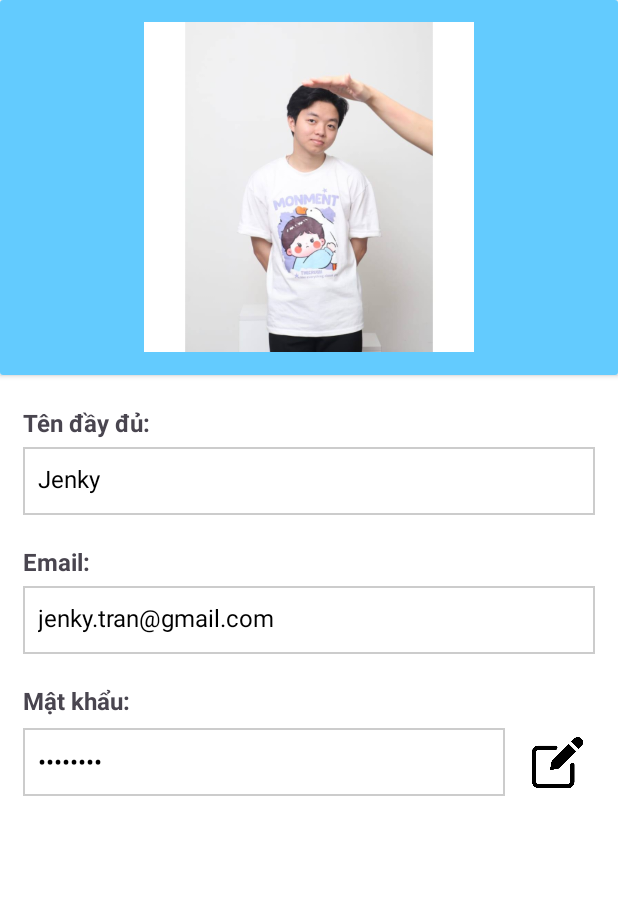
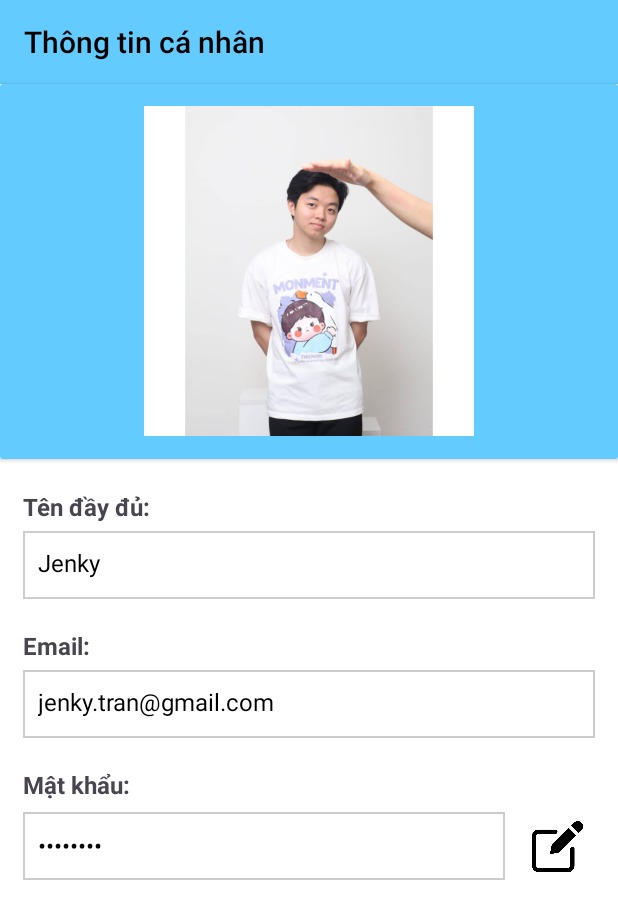
Before and after one commit to MinhPhambk/AwakeDrive_v3, an Android app: the layout activity_profile.xml on its own in the app's theme, with its tools: preview values and no code run, on a phone screen of 412 x 824 dp. Shown: the top 919 px of the screen. Run offline under Robolectric (Android 15) with nearby library versions, the phone set to English and light mode, and no system bars.

Commit message:
push code

```diff
--- a/mobile_app/app/src/main/java/com/example/brainwave/fragment/AccountFragment.java
+++ b/mobile_app/app/src/main/java/com/example/brainwave/fragment/AccountFragment.java
@@ -68,7 +68,7 @@ public class AccountFragment extends Fragment {
         });
         line_support.setOnClickListener(v -> {
             Intent intent = new Intent(Intent.ACTION_SENDTO);
-            intent.setData(Uri.parse("mailto:tdungvippro112@gmail.com"));
+            intent.setData(Uri.parse("mailto:neuralofthings@gmail.com?subject=Góp ý về sản phẩm Awake Drive"));
             startActivity(Intent.createChooser(intent, "Chọn ứng dụng Email"));
         });
         line_history.setOnClickListener(v -> {
--- a/mobile_app/app/src/main/res/layout/activity_profile.xml
+++ b/mobile_app/app/src/main/res/layout/activity_profile.xml
@@ -5,7 +5,15 @@
     android:layout_width="match_parent"
     android:layout_height="match_parent"
     tools:context=".activity.ProfileActivity">
-
+    <Toolbar
+        android:id="@+id/tool_bar"
+        app:layout_constraintTop_toTopOf="parent"
+        app:layout_constraintStart_toStartOf="parent"
+        app:layout_constraintEnd_toEndOf="parent"
+        android:title="Thông tin cá nhân"
+        android:background="#63CBFE"
+        android:layout_width="match_parent"
+        android:layout_height="wrap_content"/>
     <!-- Header Section -->
     <androidx.cardview.widget.CardView
         android:id="@+id/header_section"
@@ -13,7 +21,7 @@
         android:layout_height="250dp"
         app:layout_constraintEnd_toEndOf="parent"
         app:layout_constraintStart_toStartOf="parent"
-        app:layout_constraintTop_toTopOf="parent">
+        app:layout_constraintTop_toBottomOf="@id/tool_bar">
 
         <LinearLayout
             android:layout_width="match_parent"
--- a/mobile_app/app/src/main/res/layout/music2_ntthanh.xml
+++ b/mobile_app/app/src/main/res/layout/music2_ntthanh.xml
@@ -70,6 +70,7 @@
             app:cardElevation="5dp">
 
             <LinearLayout
+                android:id="@+id/music_2"
                 android:layout_width="match_parent"
                 android:layout_height="match_parent"
                 android:orientation="horizontal">
@@ -87,12 +88,14 @@
                     android:orientation="vertical">
 
                     <TextView
+                        android:id="@+id/tv_name_music"
                         android:layout_width="wrap_content"
                         android:layout_height="wrap_content"
                         android:text="Nắng ấm xa dần"
                         android:textSize="20sp" />
 
                     <TextView
+                        android:id="@+id/music_time_2"
                         android:layout_width="match_parent"
                         android:layout_height="wrap_content"
                         android:text="3:30" />
```
Also changed, not shown: mobile_app/app/src/main/java/com/example/brainwave/activity/ProfileActivity.java (+12 -2 lines), mobile_app/app/src/main/java/com/example/brainwave/fragment/HomeFragment.java (+34 -34 lines), mobile_app/app/src/main/java/com/example/brainwave/fragment/PlayerBottomSheetDialog.java (+26 -12 lines), mobile_app/app/src/main/java/com/example/brainwave/fragment/PlayerFragment.java (+3 -5 lines).
